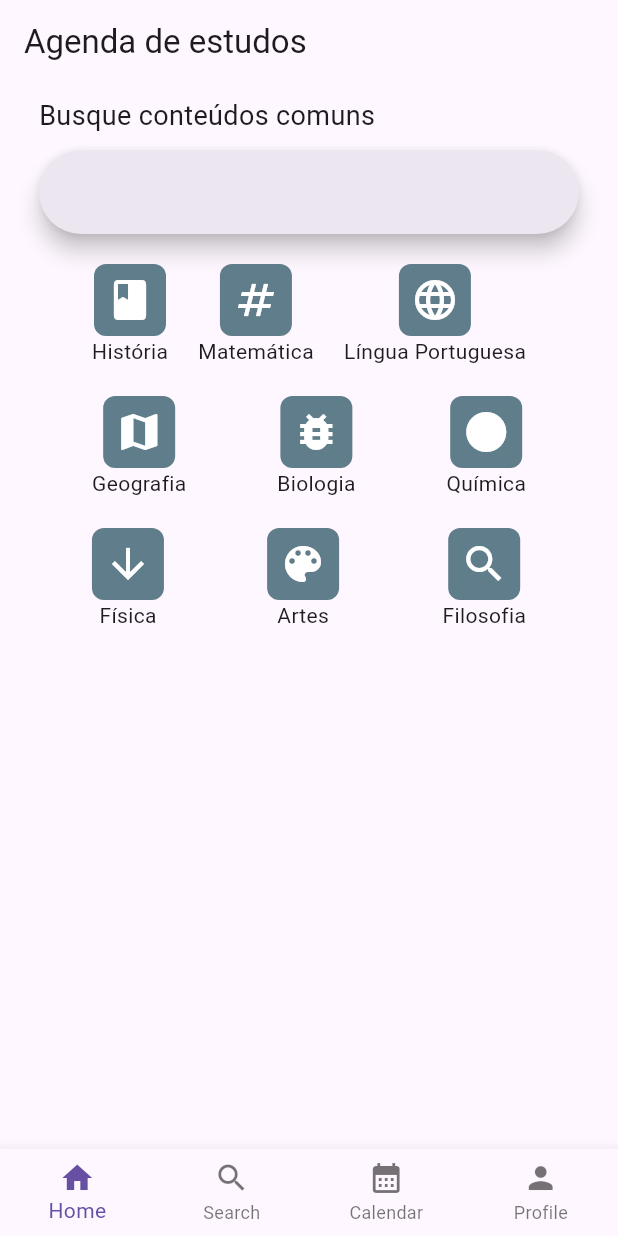
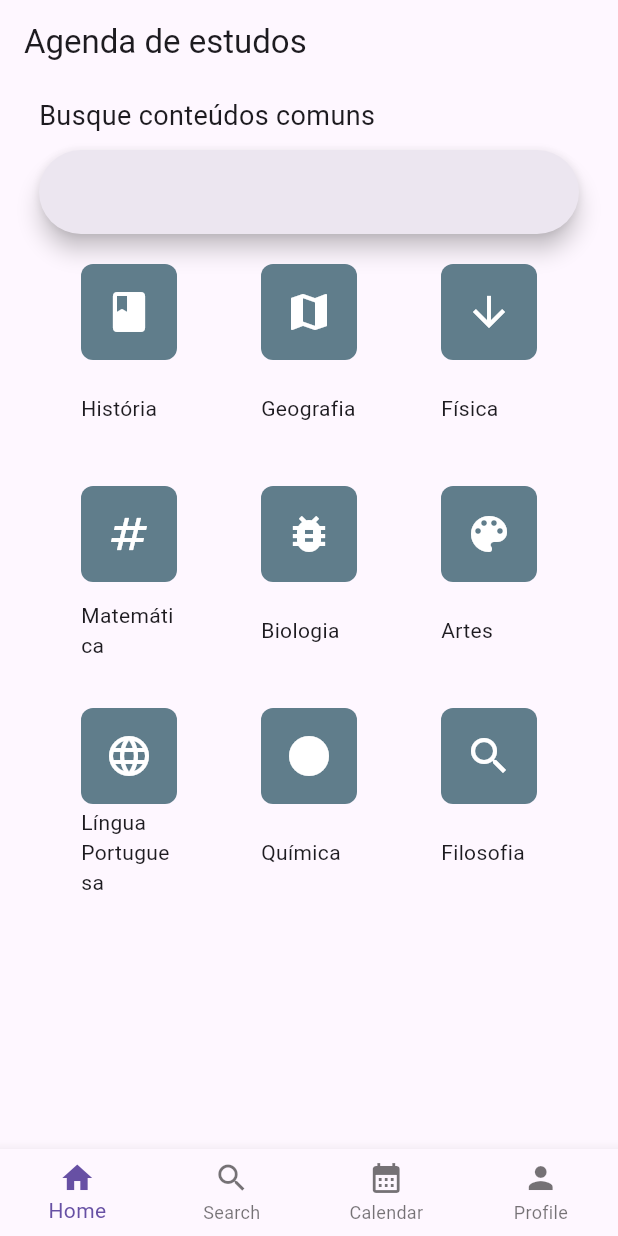
Before and after one commit to yDewolf/AulasFlutter, a Flutter app: the screen it shows after launch, on a phone screen of 412 x 824 dp. Run offline on Flutter 3.47's test engine with Material 3 defaults, Android fonts, the phone set to English and light mode, and no system bars.

Commit message:
Fix the grid

```diff
--- a/atividade_16_05_2025/lib/main.dart
+++ b/atividade_16_05_2025/lib/main.dart
@@ -31,29 +31,23 @@ class Home extends StatelessWidget {
                     SearchBar(),
                   ],
                 ),
-                IntrinsicWidth(
-                  child: Column(
-                    mainAxisSize: MainAxisSize.min,
-                    crossAxisAlignment: CrossAxisAlignment.stretch,
-                    spacing: 20.0,
+
+                Row(
+                  mainAxisAlignment: MainAxisAlignment.spaceAround,
+                  crossAxisAlignment: CrossAxisAlignment.start,
                   children: [
-                      Row(
-                        mainAxisAlignment: MainAxisAlignment.spaceBetween,
+                    Column(
                       spacing: 20.0,
                       children: [
                         ButtonWithText(text: "História", icon: Icons.book),
-                          ButtonWithText(
-                            text: "Matemática",
-                            icon: Icons.numbers,
-                          ),
+                        ButtonWithText(text: "Matemática", icon: Icons.numbers),
                         ButtonWithText(
                           text: "Língua Portuguesa",
                           icon: Icons.language,
                         ),
                       ],
                     ),
-                      Row(
-                        mainAxisAlignment: MainAxisAlignment.spaceBetween,
+                    Column(
                       spacing: 20.0,
                       children: [
                         ButtonWithText(text: "Geografia", icon: Icons.map),
@@ -64,8 +58,7 @@ class Home extends StatelessWidget {
                         ButtonWithText(text: "Química", icon: Icons.circle),
                       ],
                     ),
-                      Row(
-                        mainAxisAlignment: MainAxisAlignment.spaceBetween,
+                    Column(
                       spacing: 20.0,
                       children: [
                         ButtonWithText(
@@ -77,7 +70,6 @@ class Home extends StatelessWidget {
                       ],
                     ),
                   ],
-                  ),
                 ),
               ],
             ),
@@ -129,7 +121,8 @@ class ButtonWithText extends StatelessWidget {
       mainAxisAlignment: MainAxisAlignment.center,
       children: [
         Container(
-          width: SIZE + 16.0,
+          width: SIZE + 32.0,
+          height: SIZE + 32.0,
           decoration: BoxDecoration(
             color: Colors.blueGrey,
             borderRadius: BorderRadius.circular(8),
@@ -141,7 +134,11 @@ class ButtonWithText extends StatelessWidget {
             ),
           ),
         ),
-        Text(text, textAlign: TextAlign.justify),
+        Container(
+          width: SIZE + 32.0,
+          height: SIZE + 32.0,
+          child: Row(children: [Flexible(child: Text(text))]),
+        ),
       ],
     );
   }
```
Lines whose indentation alone changed are shown as unchanged.
